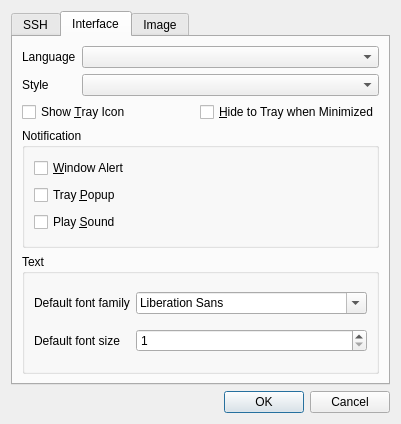
Above: settingsdialog.ui from fromWannaCry/sshout-qt-client-code before the change. Below: the same form after it.
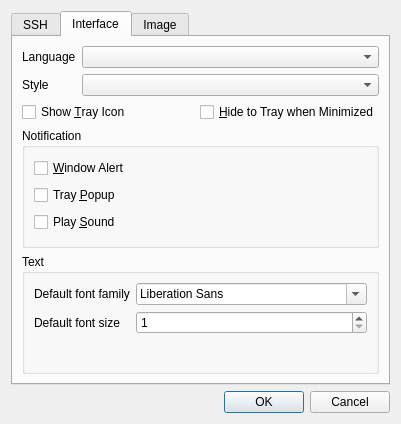
That is the form after the change.

Commit message: Disable some warnings; some other unintelligible changes

What changed in the file:
```diff
--- a/settingsdialog.ui
+++ b/settingsdialog.ui
@@ -204,7 +204,7 @@
          <property name="title">
           <string>Text</string>
          </property>
-         <layout class="QGridLayout" name="gridLayout_4">
+         <layout class="QFormLayout" name="formLayout">
           <item row="0" column="0">
            <widget class="QLabel" name="label_font">
             <property name="text">
```
The commit also changes 2 other files.
